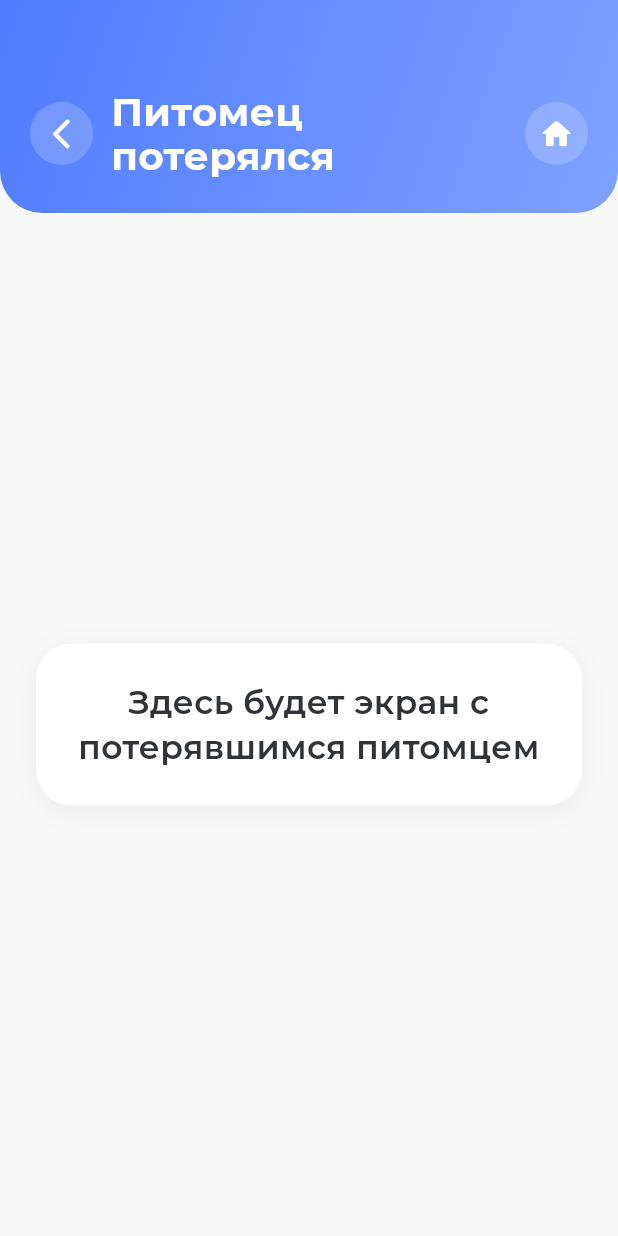
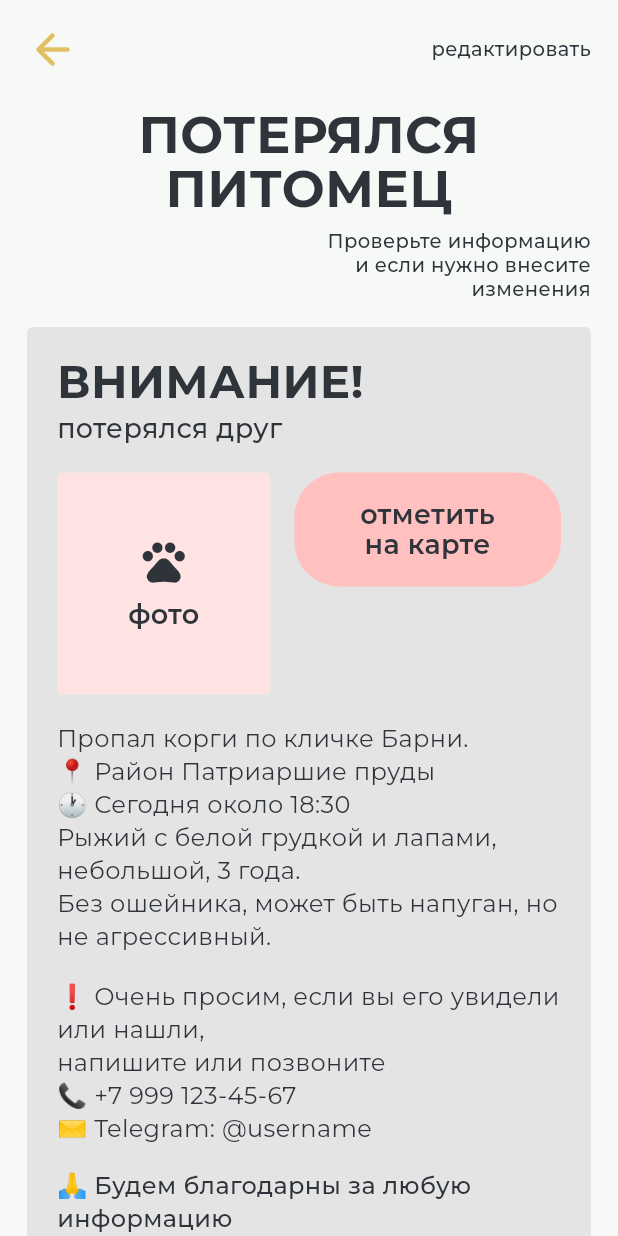
Before and after one commit to drug-app/drugapp, a Flutter app: the screen it shows once a user with an empty profile is signed in, after a tap on an icon or button, on a phone screen of 412 x 824 dp. Run offline on Flutter 3.47's test engine with Material 3 defaults, Android fonts, the light colour scheme and no system bars; our stand-ins replace file_picker, google_fonts, image_picker, supabase_flutter; accounts and stored records are empty.

Commit message:
Add lost pet reporting flow

```diff
--- a/lib/screens/home/home_screen.dart
+++ b/lib/screens/home/home_screen.dart
@@ -7,6 +7,7 @@ import '../dog_sitter/dog_sitter_screen.dart';
 import '../ai/ai_screen.dart';
 import '../places/where_with_pet_screen.dart';
 import '../training/training_screen.dart';
+import '../lost_pet/lost_pet_screen.dart';
 
 class HomePage extends StatefulWidget {
   const HomePage({super.key});
@@ -115,11 +116,7 @@ void _openTraining() {
     Navigator.push(
       context,
       MaterialPageRoute(
-        builder: (_) => ServicePlaceholderPage(
-          title: 'Питомец потерялся',
-          text: 'Здесь будет экран с потерявшимся питомцем',
-          goToHomePage: _goToHomePage,
-        ),
+        builder: (_) => const LostPetScreen(),
       ),
     );
   }
--- /dev/null
+++ b/lib/screens/lost_pet/lost_pet_screen.dart
@@ -0,0 +1,553 @@
+import 'package:flutter/material.dart';
+
+import '../../theme/app_text_styles.dart';
+
+class LostPetScreen extends StatelessWidget {
+  const LostPetScreen({super.key});
+
+  @override
+  Widget build(BuildContext context) {
+    return const _LostPetDraftScreen();
+  }
+}
+
+class _LostPetDraftScreen extends StatelessWidget {
+  const _LostPetDraftScreen();
+
+  @override
+  Widget build(BuildContext context) {
+    const bg = Color(0xFFF7F9F7);
+    const accent = Color(0xFF2F333A);
+
+    return Scaffold(
+      backgroundColor: bg,
+      body: SafeArea(
+        child: SingleChildScrollView(
+          padding: const EdgeInsets.fromLTRB(18, 16, 18, 28),
+          child: Column(
+            crossAxisAlignment: CrossAxisAlignment.stretch,
+            children: [
+              _LostPetTopBar(
+                onBack: () => Navigator.pop(context),
+              ),
+              const SizedBox(height: 22),
+              Text(
+                'ПОТЕРЯЛСЯ\nПИТОМЕЦ',
+                textAlign: TextAlign.center,
+                style: AppTextStyles.title.copyWith(
+                  color: accent,
+                  fontSize: 34,
+                  fontWeight: FontWeight.w700,
+                  height: 1.05,
+                ),
+              ),
+              const SizedBox(height: 8),
+              Align(
+                alignment: Alignment.centerRight,
+                child: Text(
+                  'Проверьте информацию\nи если нужно внесите\nизменения',
+                  textAlign: TextAlign.right,
+                  style: AppTextStyles.caption.copyWith(
+                    fontSize: 13,
+                    height: 1.25,
+                    color: accent,
+                  ),
+                ),
+              ),
+              const SizedBox(height: 18),
+              const _LostPetAnnouncementCard(),
+              const SizedBox(height: 22),
+              _LostPetMainButton(
+                label: 'Готово',
+                backgroundColor: const Color(0xFFE9E9E9),
+                textColor: accent,
+                onTap: () {
+                  Navigator.push(
+                    context,
+                    MaterialPageRoute(
+                      builder: (_) => const _LostPetReviewScreen(),
+                    ),
+                  );
+                },
+              ),
+            ],
+          ),
+        ),
+      ),
+    );
+  }
+}
+
+class _LostPetReviewScreen extends StatelessWidget {
+  const _LostPetReviewScreen();
+
+  @override
+  Widget build(BuildContext context) {
+    const bg = Color(0xFFF7F9F7);
+
+    return Scaffold(
+      backgroundColor: bg,
+      body: SafeArea(
+        child: SingleChildScrollView(
+          padding: const EdgeInsets.fromLTRB(18, 16, 18, 28),
+          child: Column(
+            crossAxisAlignment: CrossAxisAlignment.stretch,
+            children: [
+              _LostPetTopBar(
+                onBack: () => Navigator.pop(context),
+              ),
+              const SizedBox(height: 24),
+              const _LostPetAnnouncementCard(
+                compact: true,
+              ),
+              const SizedBox(height: 28),
+              _LostPetMainButton(
+                label: 'Сообщить\nо пропаже',
+                backgroundColor: const Color(0xFFFF5B5B),
+                textColor: const Color(0xFF111111),
+                onTap: () {
+                  Navigator.push(
+                    context,
+                    MaterialPageRoute(
+                      builder: (_) => const _LostPetOwnerScreen(),
+                    ),
+                  );
+                },
+              ),
+            ],
+          ),
+        ),
+      ),
+    );
+  }
+}
+
+class _LostPetOwnerScreen extends StatefulWidget {
+  const _LostPetOwnerScreen();
+
+  @override
+  State<_LostPetOwnerScreen> createState() => _LostPetOwnerScreenState();
+}
+
+class _LostPetOwnerScreenState extends State<_LostPetOwnerScreen> {
+  bool _isFound = false;
+
+  @override
+  Widget build(BuildContext context) {
+    const bg = Color(0xFFF7F9F7);
+    const accent = Color(0xFF2F333A);
+    const borderRed = Color(0xFFFF4B4B);
+
+    return Scaffold(
+      backgroundColor: bg,
+      body: SafeArea(
+        child: SingleChildScrollView(
+          padding: const EdgeInsets.fromLTRB(18, 16, 18, 28),
+          child: Column(
+            crossAxisAlignment: CrossAxisAlignment.stretch,
+            children: [
+              _LostPetTopBar(
+                onBack: () => Navigator.pop(context),
+                topLabel: 'экран хозяина',
+              ),
+              const SizedBox(height: 16),
+              Text(
+                'ПОТЕРЯШКИ',
+                textAlign: TextAlign.center,
+                style: AppTextStyles.title.copyWith(
+                  color: accent,
+                  fontSize: 34,
+                  fontWeight: FontWeight.w700,
+                ),
+              ),
+              const SizedBox(height: 14),
+              Container(
+                padding: const EdgeInsets.all(12),
+                decoration: BoxDecoration(
+                  border: Border.all(
+                    color: borderRed,
+                    width: 3,
+                  ),
+                ),
+                child: Column(
+                  crossAxisAlignment: CrossAxisAlignment.stretch,
+                  children: [
+                    const _LostPetAnnouncementCard(
+                      compact: true,
+                    ),
+                    const SizedBox(height: 18),
+                    Row(
+                      crossAxisAlignment: CrossAxisAlignment.center,
+                      children: [
+                        Text(
+                          'статус',
+                          style: AppTextStyles.subtitle.copyWith(
+                            fontSize: 20,
+                            fontWeight: FontWeight.w700,
+                          ),
+                        ),
+                        const Spacer(),
+                        _StatusChip(
+                          label: 'активный поиск',
+                          isSelected: !_isFound,
+                          onTap: () {
+                            setState(() {
+                              _isFound = false;
+                            });
+                          },
+                        ),
+                        const SizedBox(width: 10),
+                        _StatusChip(
+                          label: 'найден',
+                          isSelected: _isFound,
+                          onTap: () {
+                            setState(() {
+                              _isFound = true;
+                            });
+                          },
+                        ),
+                      ],
+                    ),
+                    const SizedBox(height: 28),
+                    Row(
+                      children: [
+                        Expanded(
+                          child: _InfoActionTile(
+                            title: '3',
+                            subtitle: 'уведомления',
+                          ),
+                        ),
+                        const SizedBox(width: 14),
+                        const Expanded(
+                          child: _InfoActionTile(
+                            title: 'поделиться',
+                            subtitle: 'скоро',
+                          ),
+                        ),
+                      ],
+                    ),
+                  ],
+                ),
+              ),
+            ],
+          ),
+        ),
+      ),
+    );
+  }
+}
+
+class _LostPetTopBar extends StatelessWidget {
+  final VoidCallback onBack;
+  final String? topLabel;
+
+  const _LostPetTopBar({
+    required this.onBack,
+    this.topLabel,
+  });
+
+  @override
+  Widget build(BuildContext context) {
+    const backColor = Color(0xFFE1BF63);
+
+    return Row(
+      children: [
+        GestureDetector(
+          onTap: onBack,
+          child: Row(
+            mainAxisSize: MainAxisSize.min,
+            children: [
+              const Icon(
+                Icons.arrow_back_rounded,
+                color: backColor,
+                size: 34,
+              ),
+              if (topLabel != null) ...[
+                const SizedBox(width: 6),
+                Text(
+                  topLabel!,
+                  style: AppTextStyles.caption.copyWith(
+                    fontSize: 13,
+                    fontWeight: FontWeight.w600,
+                    color: const Color(0xFF2F333A),
+                  ),
+                ),
+              ],
+            ],
+          ),
+        ),
+        const Spacer(),
+        Text(
+          'редактировать',
+          style: AppTextStyles.caption.copyWith(
+            fontSize: 13,
+            color: const Color(0xFF2F333A),
+          ),
+        ),
+      ],
+    );
+  }
+}
+
+class _LostPetAnnouncementCard extends StatelessWidget {
+  final bool compact;
+
+  const _LostPetAnnouncementCard({
+    this.compact = false,
+  });
+
+  @override
+  Widget build(BuildContext context) {
+    const cardBg = Color(0xFFE4E4E4);
+    const peach = Color(0xFFFFC0BF);
+    const accent = Color(0xFF2F333A);
+    const photoBg = Color(0xFFFFE3E3);
+
+    return Container(
+      padding: EdgeInsets.all(compact ? 18 : 20),
+      decoration: BoxDecoration(
+        color: cardBg,
+        borderRadius: BorderRadius.circular(4),
+      ),
+      child: Column(
+        crossAxisAlignment: CrossAxisAlignment.start,
+        children: [
+          Text(
+            'ВНИМАНИЕ!',
+            textAlign: TextAlign.center,
+            style: AppTextStyles.title.copyWith(
+              fontSize: compact ? 28 : 30,
+              fontWeight: FontWeight.w800,
+              color: accent,
+            ),
+          ),
+          const SizedBox(height: 4),
+          Text(
+            'потерялся друг',
+            style: AppTextStyles.subtitle.copyWith(
+              fontSize: 18,
+              fontWeight: FontWeight.w500,
+            ),
+          ),
+          SizedBox(height: compact ? 16 : 18),
+          Row(
+            crossAxisAlignment: CrossAxisAlignment.start,
+            children: [
+              Expanded(
+                flex: 4,
+                child: Container(
+                  height: compact ? 138 : 148,
+                  decoration: BoxDecoration(
+                    color: photoBg,
+                    borderRadius: BorderRadius.circular(4),
+                  ),
+                  child: Column(
+                    mainAxisAlignment: MainAxisAlignment.center,
+                    children: [
+                      const Icon(
+                        Icons.pets_rounded,
+                        color: accent,
+                        size: 34,
+                      ),
+                      const SizedBox(height: 8),
+                      Text(
+                        'фото',
+                        style: AppTextStyles.subtitle.copyWith(
+                          fontSize: 18,
+                          fontWeight: FontWeight.w600,
+                        ),
+                      ),
+                    ],
+                  ),
+                ),
+              ),
+              const SizedBox(width: 16),
+              Expanded(
+                flex: 5,
+                child: Column(
+                  children: [
+                    Container(
+                      width: double.infinity,
+                      padding: const EdgeInsets.symmetric(
+                        horizontal: 14,
+                        vertical: 18,
+                      ),
+                      decoration: BoxDecoration(
+                        color: peach,
+                        borderRadius: BorderRadius.circular(30),
+                      ),
+                      child: Text(
+                        'отметить\nна карте',
+                        textAlign: TextAlign.center,
+                        style: AppTextStyles.button.copyWith(
+                          fontSize: 18,
+                          height: 1.1,
+                        ),
+                      ),
+                    ),
+                  ],
+                ),
+              ),
+            ],
+          ),
+          SizedBox(height: compact ? 16 : 18),
+          Text(
+            'Пропал корги по кличке Барни.\n'
+            '📍 Район Патриаршие пруды\n'
+            '🕐 Сегодня около 18:30\n'
+            'Рыжий с белой грудкой и лапами, небольшой, 3 года.\n'
+            'Без ошейника, может быть напуган, но не агрессивный.',
+            style: AppTextStyles.body.copyWith(
+              fontSize: 16,
+              height: 1.35,
+              color: accent,
+            ),
+          ),
+          const SizedBox(height: 18),
+          Text(
+            '❗ Очень просим, если вы его увидели или нашли,\n'
+            'напишите или позвоните\n'
+            '📞 +7 999 123-45-67\n'
+            '✉ Telegram: @username',
+            style: AppTextStyles.body.copyWith(
+              fontSize: 16,
+              height: 1.35,
+              color: accent,
+            ),
+          ),
+          const SizedBox(height: 16),
+          Text(
+            '🙏 Будем благодарны за любую информацию',
+            style: AppTextStyles.body.copyWith(
+              fontSize: 16,
+              height: 1.35,
+              fontWeight: FontWeight.w500,
+              color: accent,
+            ),
+          ),
+        ],
+      ),
+    );
+  }
+}
+
+class _LostPetMainButton extends StatelessWidget {
+  final String label;
+  final Color backgroundColor;
+  final Color textColor;
+  final VoidCallback onTap;
+
+  const _LostPetMainButton({
+    required this.label,
+    required this.backgroundColor,
+    required this.textColor,
+    required this.onTap,
+  });
+
+  @override
+  Widget build(BuildContext context) {
+    return GestureDetector(
+      onTap: onTap,
+      child: Container(
+        padding: const EdgeInsets.symmetric(vertical: 22),
+        decoration: BoxDecoration(
+          color: backgroundColor,
+          borderRadius: BorderRadius.circular(28),
+        ),
+        child: Text(
+          label,
+          textAlign: TextAlign.center,
+          style: AppTextStyles.title.copyWith(
+            fontSize: 24,
+            height: 1.15,
+            color: textColor,
+          ),
+        ),
+      ),
+    );
+  }
+}
+
+class _StatusChip extends StatelessWidget {
+  final String label;
+  final bool isSelected;
+  final VoidCallback onTap;
+
+  const _StatusChip({
+    required this.label,
+    required this.isSelected,
+    required this.onTap,
+  });
+
+  @override
+  Widget build(BuildContext context) {
+    return GestureDetector(
+      onTap: onTap,
+      child: AnimatedContainer(
+        duration: const Duration(milliseconds: 180),
+        padding: const EdgeInsets.symmetric(
+          horizontal: 14,
+          vertical: 10,
+        ),
+        decoration: BoxDecoration(
+          color: isSelected
+              ? const Color(0xFFFFD5D5)
+              : const Color(0xFFF2F2F2),
+          borderRadius: BorderRadius.circular(20),
+        ),
+        child: Text(
+          label,
+          style: AppTextStyles.caption.copyWith(
+            fontSize: 13,
+            fontWeight: FontWeight.w700,
+          ),
+        ),
+      ),
+    );
+  }
+}
+
+class _InfoActionTile extends StatelessWidget {
+  final String title;
+  final String subtitle;
+
+  const _InfoActionTile({
+    required this.title,
+    required this.subtitle,
+  });
+
+  @override
+  Widget build(BuildContext context) {
+    return Container(
+      padding: const EdgeInsets.symmetric(
+        horizontal: 16,
+        vertical: 18,
+      ),
+      decoration: BoxDecoration(
+        color: Colors.white,
+        borderRadius: BorderRadius.circular(22),
+      ),
+      child: Column(
+        children: [
+          Text(
+            title,
+            textAlign: TextAlign.center,
+            style: AppTextStyles.title.copyWith(
+              fontSize: 22,
+              fontWeight: FontWeight.w700,
+            ),
+          ),
+          const SizedBox(height: 8),
+          Text(
+            subtitle,
+            textAlign: TextAlign.center,
+            style: AppTextStyles.subtitle.copyWith(
+              fontSize: 16,
+              fontWeight: FontWeight.w600,
+            ),
+          ),
+        ],
+      ),
+    );
+  }
+}
```
